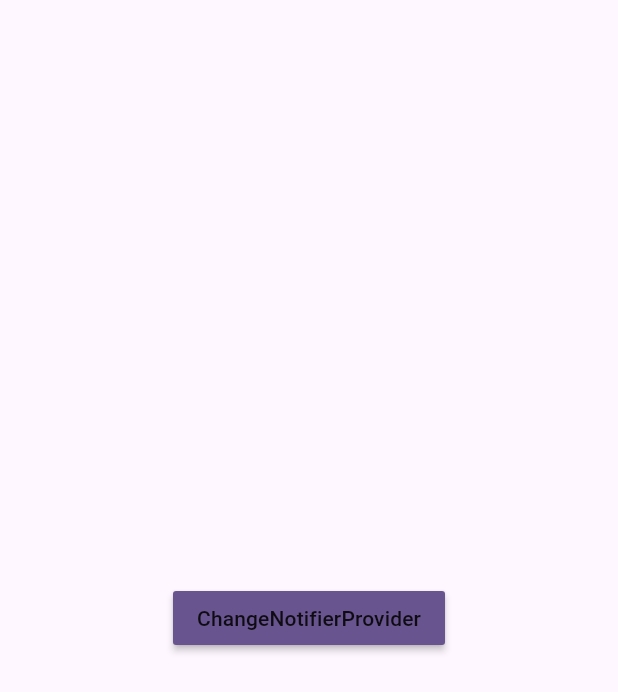
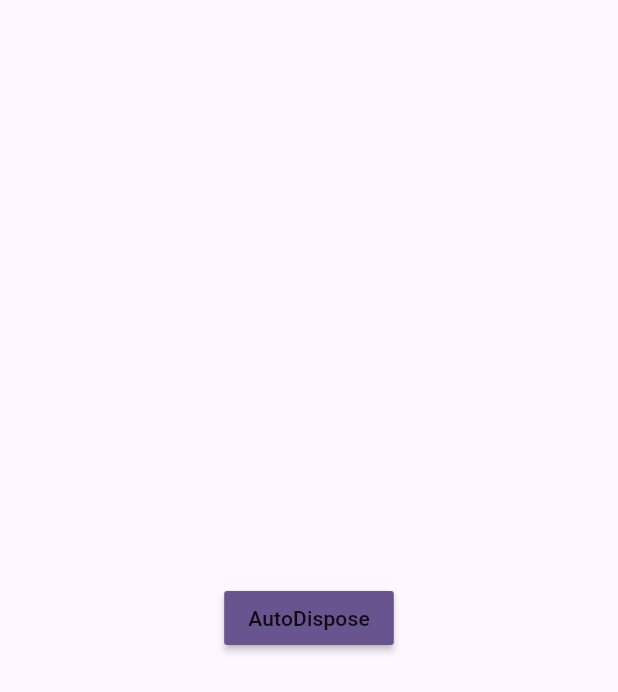
Before and after one commit to imon001/riverpod_topics, a Flutter app: the screen it shows after launch, on a phone screen of 412 x 824 dp. Shown: the top 692 px of the screen. Run offline on Flutter 3.47's test engine with Material 2 defaults, Android fonts, the phone set to English and light mode, and no system bars; our stand-ins replace flutter_riverpod.

Commit message:
auto_dispose modifier riverpod

```diff
--- a/lib/provider/change_notifier_provider.dart
+++ b/lib/provider/auto_dispose.dart
@@ -1,4 +1,4 @@
-import 'package:flutter/foundation.dart';
+import 'package:flutter/material.dart';
 import 'package:flutter_riverpod/flutter_riverpod.dart';
 
 class User extends ChangeNotifier {
@@ -10,6 +10,6 @@ class User extends ChangeNotifier {
   }
 }
 
-final nameProvider = ChangeNotifierProvider<User>((ref) {
+final nameProvider = ChangeNotifierProvider.autoDispose<User>((ref) {
   return User();
 });
--- a/lib/screen/home.dart
+++ b/lib/screen/home.dart
@@ -16,7 +16,7 @@ class HomeScreen extends ConsumerWidget {
               builder: (ctx) => const ShowData(),
             ));
           },
-          child: const Text('ChangeNotifierProvider'),
+          child: const Text('AutoDispose'),
         ),
       ),
     );
--- a/lib/screen/show_data.dart
+++ b/lib/screen/show_data.dart
@@ -1,6 +1,6 @@
 import 'package:flutter/material.dart';
 import 'package:flutter_riverpod/flutter_riverpod.dart';
-import 'package:project_one/provider/change_notifier_provider.dart';
+import 'package:project_one/provider/auto_dispose.dart';
 
 class ShowData extends ConsumerWidget {
   const ShowData({super.key});
@@ -9,7 +9,7 @@ class ShowData extends ConsumerWidget {
   Widget build(BuildContext context, WidgetRef ref) {
     return Scaffold(
       appBar: AppBar(
-        title: const Text('User'),
+        title: const Text('AutoDispose'),
       ),
       body: Consumer(
         builder: (context, ref, child) {
```
